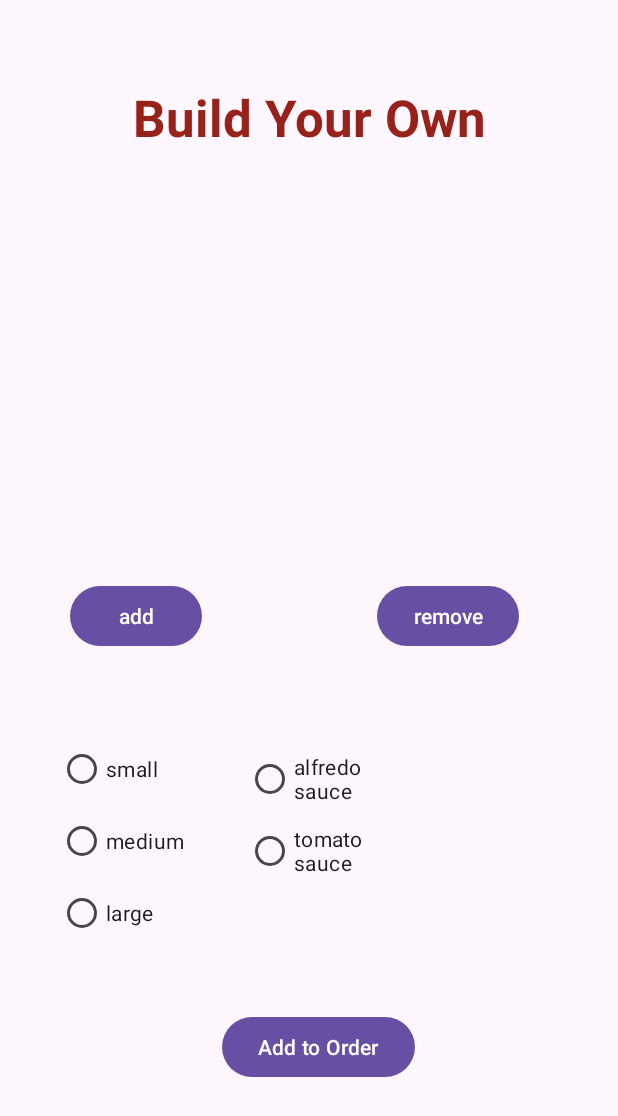
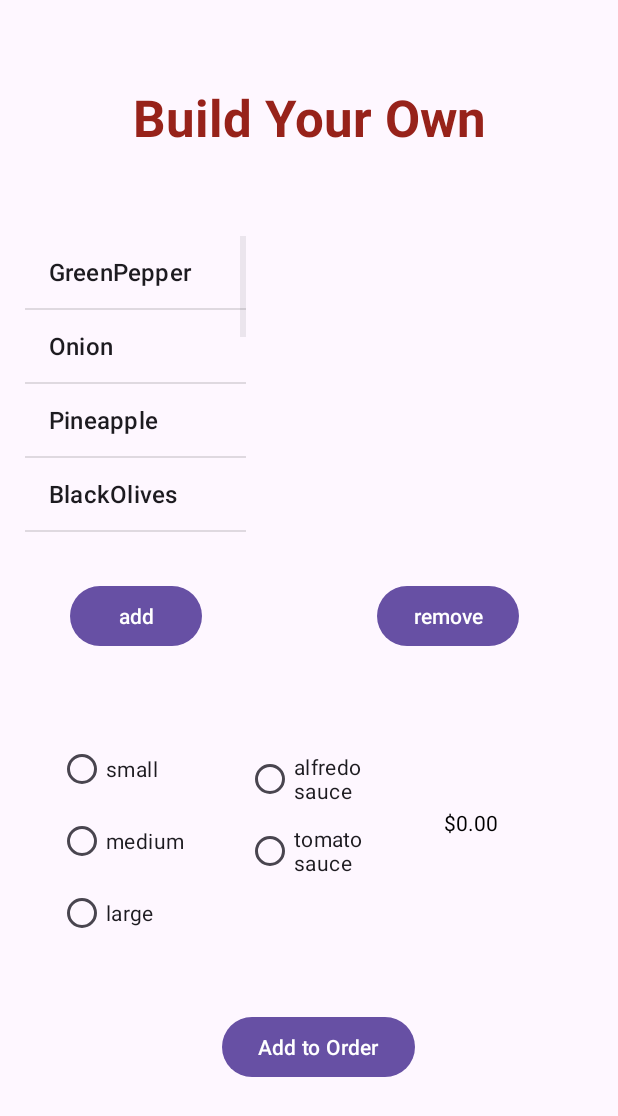
Before and after one commit to deshnadoshi/RUPizzaApp, an Android app: the BuildYourOwnActivity screen opened directly, with no data from a screen before it, on a phone screen of 412 x 824 dp. Shown: the top 1116 px of the screen. Run offline under Robolectric (Android 15) with nearby library versions, the phone set to English and light mode, and no system bars.

Commit message:
GUI: BYO GUI implementation in progress

```diff
--- a/app/src/main/java/com/example/rupizzaapp/BuildYourOwnActivity.java
+++ b/app/src/main/java/com/example/rupizzaapp/BuildYourOwnActivity.java
@@ -3,12 +3,16 @@ package com.example.rupizzaapp;
 import android.content.Intent;
 import android.os.Bundle;
 import android.view.View;
+import android.widget.ArrayAdapter;
 import android.widget.Button;
+import android.widget.ListView;
 import android.widget.RadioGroup;
 import android.widget.TextView;
 
 import androidx.appcompat.app.AppCompatActivity;
 import androidx.recyclerview.widget.RecyclerView;
+
+import java.util.ArrayList;
 
 
 public class BuildYourOwnActivity extends AppCompatActivity {
@@ -16,12 +20,14 @@ public class BuildYourOwnActivity extends AppCompatActivity {
     private Button byoRetHome;
     private Button byoAddPizzaTopping;
     private Button byoRemovePizzaTopping;
-    private RecyclerView byoAddTopping;
-    private RecyclerView byoRemoveTopping;
+    private ListView byoAddTopping;
+    private ListView byoRemoveTopping;
     private RadioGroup byoSize;
     private RadioGroup byoSauce;
     private Button byoAddToOrder;
     private TextView byoPrice;
+    private ArrayList<String> all_toppings;
+    private ArrayAdapter<String> adapter;
 
 
     @Override
@@ -29,9 +35,37 @@ public class BuildYourOwnActivity extends AppCompatActivity {
         super.onCreate(savedInstanceState);
         setContentView(R.layout.activity_byo);
         byoPrice = findViewById(R.id.byoPrice);
-        // byoPrice.setText();
+
+        byoPrice.setText(R.string.initial_price);
+        byoAddTopping = findViewById(R.id.byoAddTopping);
+        byoRemoveTopping = findViewById(R.id.byoRemoveTopping);
+        ArrayList <String> all_toppings = new ArrayList<>();
+        all_toppings = populateToppings(all_toppings);
+
+        byoAddTopping = findViewById(R.id.byoAddTopping);
+        adapter = new ArrayAdapter<>(this, android.R.layout.simple_list_item_1, all_toppings);
+        byoAddTopping.setAdapter(adapter);
+
+
+    }
+
+    private ArrayList <String> populateToppings(ArrayList<String> toppings){
+        toppings.add("GreenPepper");
+        toppings.add("Onion");
+        toppings.add("Pineapple");
+        toppings.add("BlackOlives");
+        toppings.add("Mushroom");
+        toppings.add("Sausage");
+        toppings.add("Chicken");
+        toppings.add("Beef");
+        toppings.add("Ham");
+        toppings.add("CrabMeats");
+        toppings.add("Pepperoni");
+        toppings.add("Shrimp");
+        toppings.add("Squid");
+
+        return toppings;
     }
 
 
-
 }
--- a/app/src/main/res/layout/activity_byo.xml
+++ b/app/src/main/res/layout/activity_byo.xml
@@ -20,32 +20,6 @@
         app:layout_constraintStart_toStartOf="parent"
         app:layout_constraintTop_toTopOf="parent"
         app:layout_constraintVertical_bias="0.071" />
-
-    <androidx.recyclerview.widget.RecyclerView
-        android:id="@+id/byoAddTopping"
-        android:layout_width="125dp"
-        android:layout_height="200dp"
-        android:layout_marginStart="34dp"
-        android:layout_marginTop="131dp"
-        android:layout_marginEnd="252dp"
-        android:layout_marginBottom="400dp"
-        app:layout_constraintBottom_toBottomOf="parent"
-        app:layout_constraintEnd_toEndOf="parent"
-        app:layout_constraintStart_toStartOf="parent"
-        app:layout_constraintTop_toTopOf="parent" />
-
-    <androidx.recyclerview.widget.RecyclerView
-        android:id="@+id/byoRemoveTopping"
-        android:layout_width="126dp"
-        android:layout_height="200dp"
-        android:layout_marginStart="229dp"
-        android:layout_marginTop="131dp"
-        android:layout_marginEnd="56dp"
-        android:layout_marginBottom="400dp"
-        app:layout_constraintBottom_toBottomOf="parent"
-        app:layout_constraintEnd_toEndOf="parent"
-        app:layout_constraintStart_toStartOf="parent"
-        app:layout_constraintTop_toTopOf="parent" />
 
     <Button
         android:id="@+id/byoAddPizzaTopping"
@@ -162,4 +136,30 @@
         app:layout_constraintStart_toStartOf="parent"
         app:layout_constraintTop_toTopOf="parent" />
 
+    <ListView
+        android:id="@+id/byoAddTopping"
+        android:layout_width="147dp"
+        android:layout_height="207dp"
+        android:layout_marginStart="16dp"
+        android:layout_marginTop="111dp"
+        android:layout_marginEnd="248dp"
+        android:layout_marginBottom="413dp"
+        app:layout_constraintBottom_toBottomOf="parent"
+        app:layout_constraintEnd_toEndOf="parent"
+        app:layout_constraintStart_toStartOf="parent"
+        app:layout_constraintTop_toTopOf="parent" />
+
+    <ListView
+        android:id="@+id/byoRemoveTopping"
+        android:layout_width="156dp"
+        android:layout_height="207dp"
+        android:layout_marginStart="222dp"
+        android:layout_marginTop="111dp"
+        android:layout_marginEnd="33dp"
+        android:layout_marginBottom="413dp"
+        app:layout_constraintBottom_toBottomOf="parent"
+        app:layout_constraintEnd_toEndOf="parent"
+        app:layout_constraintStart_toStartOf="parent"
+        app:layout_constraintTop_toTopOf="parent" />
+
 </androidx.constraintlayout.widget.ConstraintLayout>
--- a/app/src/main/res/values/strings.xml
+++ b/app/src/main/res/values/strings.xml
@@ -5,5 +5,5 @@
     <string name="store_orders">Store Orders</string>
     <string name="build_your_own">Build Your Own</string>
     <string name="ru_pizza_app">RU Pizza App</string>
-    <string name="initial_price">Initial Price</string>
+    <string name="initial_price">$0.00</string>
 </resources>
```
